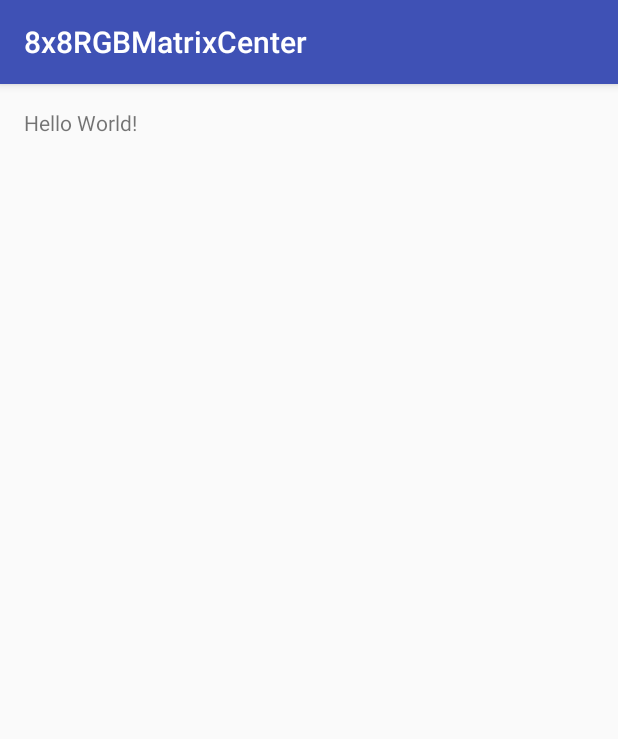
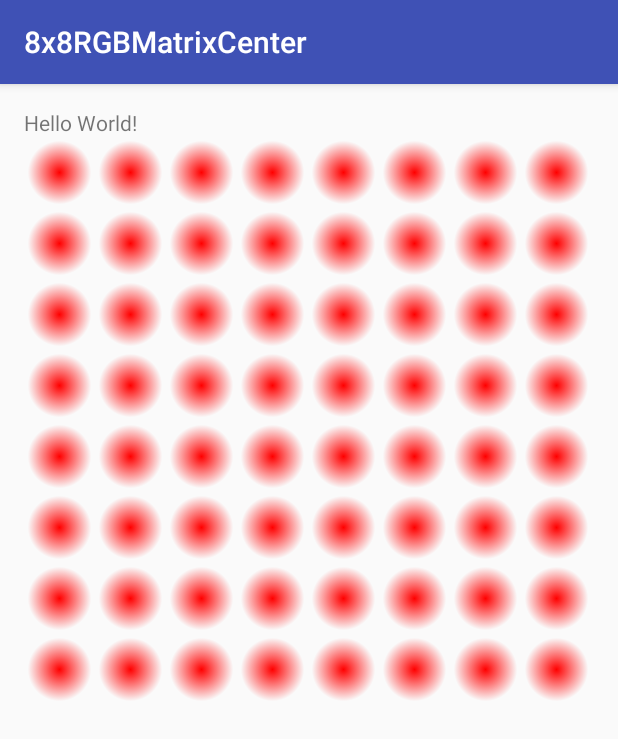
Before and after one commit to iridin/8x8RGBMatrixCenter, an Android app: the screen it shows after launch (MatrixEdit), on a phone screen of 412 x 824 dp. Shown: the top 739 px of the screen. Run offline under Robolectric (Android 15) with nearby library versions, the phone set to English and light mode, and no system bars.

Commit message:
Margin attribute for individual LEDs in the matrix. Gradient paint for LEDs.

```diff
--- /dev/null
+++ b/app/src/main/java/cz/cuni/mff/a8x8rgbmatrixcenter/LEDView.java
@@ -0,0 +1,113 @@
+package cz.cuni.mff.a8x8rgbmatrixcenter;
+
+import android.content.Context;
+import android.graphics.Canvas;
+import android.graphics.Color;
+import android.graphics.Paint;
+import android.graphics.RadialGradient;
+import android.util.AttributeSet;
+import android.view.View;
+
+/**
+ * Created by iridi on 19.04.2016.
+ */
+public class LEDView extends View {
+
+    public static final int COLOR_MIN = 0;
+    public static final int COLOR_MAX = 255;
+
+    private int red;
+    private int green;
+    private int blue;
+
+    private MatrixView ledMatrix;
+
+    public LEDView(Context context, AttributeSet attrs) {
+        super(context, attrs);
+
+        red = COLOR_MAX;
+        green = COLOR_MIN;
+        blue = COLOR_MIN;
+    }
+
+    @Override
+    protected void onDraw(Canvas canvas) {
+        super.onDraw(canvas);
+
+        float ledMargin = ledMatrix.getLedMargin();
+
+        float xMin = ledMargin;
+        float xMax = canvas.getWidth() - ledMargin;
+        float yMin = ledMargin;
+        float yMax = canvas.getHeight() - ledMargin;
+        float xCenter = (xMin + xMax) / 2;
+        float yCenter = (yMin + yMax) / 2;
+        float radius = Math.max(xMax, yMax) / 2 - 2 * ledMargin;
+
+        RadialGradient gradient = new RadialGradient(xCenter, yCenter, radius,
+                Color.argb(COLOR_MAX, red, green, blue), Color.argb(COLOR_MIN, red, green, blue),
+                android.graphics.Shader.TileMode.CLAMP);
+
+        Paint paint = new Paint(Paint.ANTI_ALIAS_FLAG);
+        paint.setDither(true);
+        paint.setShader(gradient);
+
+        // Draw the shadow
+        canvas.drawOval(xMin, yMin, xMax, yMax, paint);
+    }
+
+    public int getRed() {
+        return red;
+    }
+
+    public void setRed(int red) {
+        if(red < COLOR_MIN){
+            this.red = COLOR_MIN;
+            return;
+        }
+        if(red > COLOR_MAX){
+            this.red = COLOR_MAX;
+            return;
+        }
+
+        this.red = red;
+    }
+
+    public int getGreen() {
+        return green;
+    }
+
+    public void setGreen(int green) {
+        if(green < COLOR_MIN){
+            this.green = COLOR_MIN;
+            return;
+        }
+        if(green > COLOR_MAX){
+            this.green = COLOR_MAX;
+            return;
+        }
+
+        this.green = green;
+    }
+
+    public int getBlue() {
+        return blue;
+    }
+
+    public void setBlue(int blue) {
+        if(blue < COLOR_MIN){
+            this.blue = COLOR_MIN;
+            return;
+        }
+        if(blue > COLOR_MAX){
+            this.blue = COLOR_MAX;
+            return;
+        }
+
+        this.blue = blue;
+    }
+
+    public void setLedMatrix(MatrixView parentMatrix){
+        ledMatrix = parentMatrix;
+    }
+}
--- a/app/src/main/java/cz/cuni/mff/a8x8rgbmatrixcenter/MatrixEdit.java
+++ b/app/src/main/java/cz/cuni/mff/a8x8rgbmatrixcenter/MatrixEdit.java
@@ -1,7 +1,11 @@
 package cz.cuni.mff.a8x8rgbmatrixcenter;
 
+import android.os.Bundle;
 import android.support.v7.app.AppCompatActivity;
-import android.os.Bundle;
+import android.view.LayoutInflater;
+import android.view.View;
+import static cz.cuni.mff.a8x8rgbmatrixcenter.MatrixView.LED_ARRAY_HEIGHT;
+import static cz.cuni.mff.a8x8rgbmatrixcenter.MatrixView.LED_ARRAY_WIDTH;
 
 public class MatrixEdit extends AppCompatActivity {
 
@@ -9,5 +13,16 @@ public class MatrixEdit extends AppCompatActivity {
     protected void onCreate(Bundle savedInstanceState) {
         super.onCreate(savedInstanceState);
         setContentView(R.layout.activity_matrix_edit);
+
+        MatrixView matrixView = (MatrixView) findViewById(R.id.matrixView);
+        LayoutInflater layoutInflater = getLayoutInflater();
+        View view;
+
+        for(int i = 0; i < LED_ARRAY_HEIGHT * LED_ARRAY_WIDTH; i++) {
+            view = layoutInflater.inflate(R.layout.led_layout, matrixView, false);
+            LEDView ledView = (LEDView) view.findViewById(R.id.led_view);
+            ledView.setLedMatrix(matrixView);
+            matrixView.addView(ledView);
+        }
     }
 }
--- /dev/null
+++ b/app/src/main/java/cz/cuni/mff/a8x8rgbmatrixcenter/MatrixView.java
@@ -0,0 +1,88 @@
+package cz.cuni.mff.a8x8rgbmatrixcenter;
+
+import android.content.Context;
+import android.content.res.TypedArray;
+import android.graphics.Canvas;
+import android.graphics.Paint;
+import android.util.AttributeSet;
+import android.view.ViewGroup;
+
+/**
+ * Created by iridi on 19.04.2016.
+ */
+public class MatrixView extends ViewGroup {
+
+    public static final int LED_ARRAY_WIDTH = 8;
+    public static final int LED_ARRAY_HEIGHT = 8;
+
+    private float ledMargin = 0;
+
+    public MatrixView(Context context) {
+        super(context);
+    }
+
+    public MatrixView(Context context, AttributeSet attrs) {
+        this(context, attrs, 0);
+    }
+
+    public MatrixView(Context context, AttributeSet attrs, int defStyle) {
+        super(context, attrs, defStyle);
+
+        processAttributes(context, attrs);
+    }
+
+    private void processAttributes(Context context, AttributeSet attrs) {
+        TypedArray a = context.getTheme().obtainStyledAttributes(
+                attrs, R.styleable.MatrixView, 0, 0);
+
+        try {
+            ledMargin = a.getDimension(R.styleable.MatrixView_ledMargin, 0);
+
+        } finally {
+            a.recycle();
+        }
+    }
+
+    @Override
+    protected void onMeasure(int widthMeasureSpec, int heightMeasureSpec) {
+        int min_dimension = Math.min(widthMeasureSpec, heightMeasureSpec);
+        setMeasuredDimension(min_dimension, min_dimension);
+    }
+
+    @Override
+    protected void onLayout(boolean changed, int l, int t, int r, int b) {
+        assert(getChildCount() == LED_ARRAY_HEIGHT * LED_ARRAY_WIDTH);
+
+        int width = getWidth() / LED_ARRAY_WIDTH;
+        int height = getHeight() / LED_ARRAY_HEIGHT;
+
+        int i = 0;
+        for(int row = 0; row < LED_ARRAY_WIDTH; row++){
+            for(int column = 0; column < LED_ARRAY_HEIGHT; column++){
+                int led_l = row * width;
+                int led_r = led_l + width;
+                int led_t = column * height;
+                int led_b = led_t + height;
+
+                getChildAt(i).layout(led_l, led_t, led_r, led_b);
+                i++;
+            }
+        }
+    }
+
+    @Override
+    protected void onDraw(Canvas canvas) {
+        super.onDraw(canvas);
+
+        Paint paint = new Paint();
+        //paint.setColor(0x009E9E9E);
+        paint.setARGB(255, 0, 255, 0);
+        paint.setStyle(Paint.Style.FILL);
+
+        canvas.drawRect(0, 0, canvas.getWidth(), canvas.getWidth(), paint);
+    }
+
+    public float getLedMargin(){
+        return ledMargin;
+    }
+}
--- a/app/src/main/res/layout/activity_matrix_edit.xml
+++ b/app/src/main/res/layout/activity_matrix_edit.xml
@@ -1,8 +1,9 @@
 <?xml version="1.0" encoding="utf-8"?>
-<RelativeLayout xmlns:android="http://schemas.android.com/apk/res/android"
+<LinearLayout xmlns:android="http://schemas.android.com/apk/res/android"
     xmlns:tools="http://schemas.android.com/tools"
     android:layout_width="match_parent"
     android:layout_height="match_parent"
+    android:orientation="vertical"
     android:paddingBottom="@dimen/activity_vertical_margin"
     android:paddingLeft="@dimen/activity_horizontal_margin"
     android:paddingRight="@dimen/activity_horizontal_margin"
@@ -13,4 +14,11 @@
         android:layout_width="wrap_content"
         android:layout_height="wrap_content"
         android:text="Hello World!" />
-</RelativeLayout>
+
+    <cz.cuni.mff.a8x8rgbmatrixcenter.MatrixView
+        xmlns:custom="http://schemas.android.com/apk/res/cz.cuni.mff.a8x8rgbmatrixcenter"
+        android:layout_width="match_parent"
+        android:layout_height="match_parent"
+        android:id="@+id/matrixView"
+        custom:ledMargin="1dp" />
+</LinearLayout>
--- /dev/null
+++ b/app/src/main/res/layout/led_layout.xml
@@ -0,0 +1,6 @@
+<?xml version="1.0" encoding="utf-8"?>
+<cz.cuni.mff.a8x8rgbmatrixcenter.LEDView
+    xmlns:android="http://schemas.android.com/apk/res/android"
+    android:layout_width="match_parent"
+    android:layout_height="match_parent"
+    android:id="@+id/led_view"/>
--- /dev/null
+++ b/app/src/main/res/values/attrs.xml
@@ -0,0 +1,6 @@
+<?xml version="1.0" encoding="utf-8"?>
+<resources>
+    <declare-styleable name="MatrixView">
+        <attr name="ledMargin" format="dimension" />
+    </declare-styleable>
+</resources>
--- a/build.gradle
+++ b/build.gradle
@@ -5,7 +5,7 @@ buildscript {
         jcenter()
     }
     dependencies {
-        classpath 'com.android.tools.build:gradle:2.0.0'
+        classpath 'com.android.tools.build:gradle:2.1.0'
 
         // NOTE: Do not place your application dependencies here; they belong
         // in the individual module build.gradle files
```
Also changed, not shown: app/build.gradle (+4 -3 lines).
